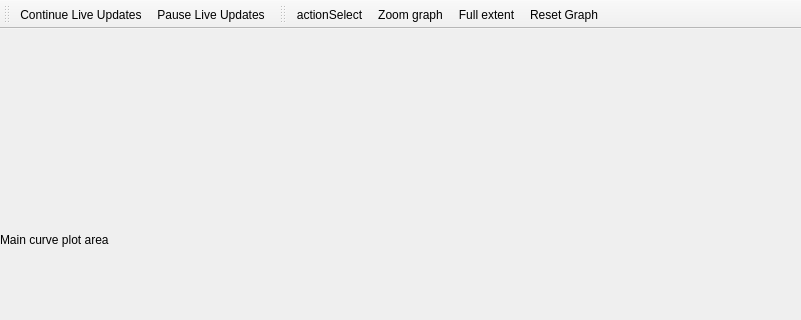
WasatchPhotonics/LineGrab, file linegrab/ui/linegrab_layout.ui: the form before one commit; both pictures show x 0 to 801 and y 0 to 320 of the 1080 by 600 pixel window.
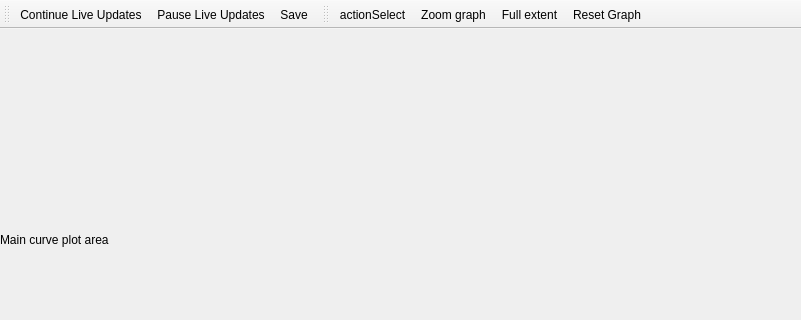
The form after the commit. Icons and pictures are not drawn.

Diff of the .ui file:
```diff
--- a/linegrab/ui/linegrab_layout.ui
+++ b/linegrab/ui/linegrab_layout.ui
@@ -149,6 +149,7 @@
    </attribute>
    <addaction name="actionContinue_Live_Updates"/>
    <addaction name="actionPause_Live_Updates"/>
+   <addaction name="actionSave"/>
   </widget>
   <widget class="QToolBar" name="toolBar_GraphControls">
    <property name="enabled">
@@ -255,6 +256,15 @@
     <string>Full extent</string>
    </property>
   </action>
+  <action name="actionSave">
+   <property name="icon">
+    <iconset resource="iconagraphy.qrc">
+     <normaloff>:/greys/greys/save.svg</normaloff>:/greys/greys/save.svg</iconset>
+   </property>
+   <property name="text">
+    <string>Save</string>
+   </property>
+  </action>
  </widget>
  <resources>
   <include location="iconagraphy.qrc"/>
```
Left out of the diff: 2 changed lines with no effect on the pictures.
